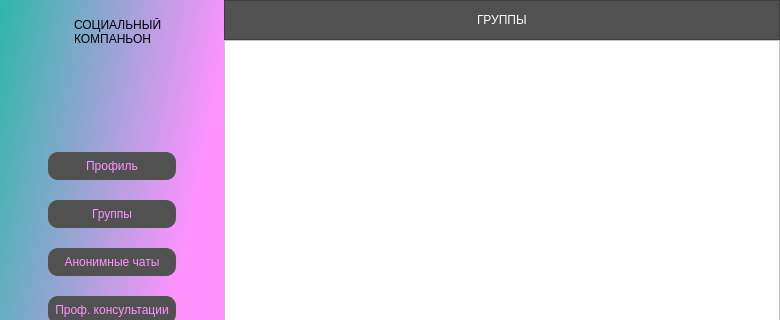
This is uis/main_win.ui in KIBORGm/amn_project as Qt 5 draws it before an edit; both pictures show x 0 to 780 and y 0 to 320 of the 780 by 523 pixel window. The edited form follows.
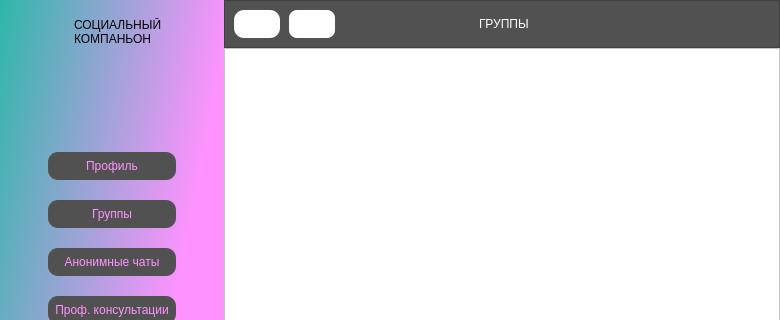
This is the edited form. The open tabs and pages were chosen to show the change. Icons and pictures are not drawn.

Patch:
```diff
--- a/uis/main_win.ui
+++ b/uis/main_win.ui
@@ -587,10 +587,30 @@
           <item>
            <widget class="QFrame" name="frame_5">
             <property name="styleSheet">
-             <string notr="true">
+             <string notr="true">#frame_5{
 background-color: rgb(81, 81, 81);
+}
+QLabel{
+background-color: rgb(81, 81, 81);
+}
 
-</string>
+QPushButton{
+color: qlineargradient(spread:pad, x1:0, y1:0, x2:0.869, y2:0.403818, stop:0 rgba(46, 183, 169, 255), stop:1 rgba(255, 146, 255, 255));
+background-color;
+border-radius: 10;
+padding: 7;
+}
+
+QPushButton:hover{
+color: qlineargradient(spread:pad, x1:0, y1:0, x2:1, y2:1, stop:0 rgba(14, 0, 255, 255), stop:1 rgba(0, 255, 104, 255));
+background-color:rgb(227, 227, 227);
+
+}
+
+QPushButton:hover:pressed{
+color:rgb(227, 227, 227) ;
+background-color: qlineargradient(spread:pad, x1:0, y1:0, x2:1, y2:1, stop:0 rgba(14, 0, 255, 255), stop:1 rgba(0, 255, 104, 255));
+}</string>
             </property>
             <property name="frameShape">
              <enum>QFrame::StyledPanel</enum>
@@ -598,7 +618,62 @@
             <property name="frameShadow">
              <enum>QFrame::Raised</enum>
             </property>
-            <layout class="QVBoxLayout" name="verticalLayout_12">
+            <layout class="QHBoxLayout" name="horizontalLayout_6" stretch="0,1,1,4,3">
+             <item>
+              <widget class="QPushButton" name="pb_add_group">
+               <property name="styleSheet">
+                <string notr="true"/>
+               </property>
+               <property name="text">
+                <string/>
+               </property>
+               <property name="icon">
+                <iconset>
+                 <normaloff>../icons/group_add_FILL0_wght400_GRAD0_opsz24.png</normaloff>../icons/group_add_FILL0_wght400_GRAD0_opsz24.png</iconset>
+               </property>
+               <property name="iconSize">
+                <size>
+                 <width>24</width>
+                 <height>24</height>
+                </size>
+               </property>
+              </widget>
+             </item>
+             <item alignment="Qt::AlignHCenter|Qt::AlignVCenter">
+              <widget class="QPushButton" name="pb_del_group">
+               <property name="styleSheet">
+                <string notr="true">border-radius: 8;
+border-color: qlineargradient(spread:pad, x1:0, y1:0, x2:0.869, y2:0.403818, stop:0 rgba(46, 183, 169, 255), stop:1 rgba(255, 146, 255, 255));
+border: 1px</string>
+               </property>
+               <property name="text">
+                <string/>
+               </property>
+               <property name="icon">
+                <iconset>
+                 <normaloff>../icons/group_off_FILL0_wght400_GRAD0_opsz24 (1).png</normaloff>../icons/group_off_FILL0_wght400_GRAD0_opsz24 (1).png</iconset>
+               </property>
+               <property name="iconSize">
+                <size>
+                 <width>24</width>
+                 <height>24</height>
+                </size>
+               </property>
+              </widget>
+             </item>
+             <item>
+              <spacer name="horizontalSpacer">
+               <property name="orientation">
+                <enum>Qt::Horizontal</enum>
+               </property>
+               <property name="sizeHint" stdset="0">
+                <size>
+                 <width>40</width>
+                 <height>20</height>
+                </size>
+               </property>
+              </spacer>
+             </item>
              <item alignment="Qt::AlignHCenter">
               <widget class="QLabel" name="label_5">
                <property name="styleSheet">
@@ -610,6 +685,19 @@
                </property>
               </widget>
              </item>
+             <item>
+              <spacer name="horizontalSpacer_2">
+               <property name="orientation">
+                <enum>Qt::Horizontal</enum>
+               </property>
+               <property name="sizeHint" stdset="0">
+                <size>
+                 <width>40</width>
+                 <height>20</height>
+                </size>
+               </property>
+              </spacer>
+             </item>
             </layout>
            </widget>
           </item>
```
Left out of the diff: 2 changed lines with no effect on the pictures.
